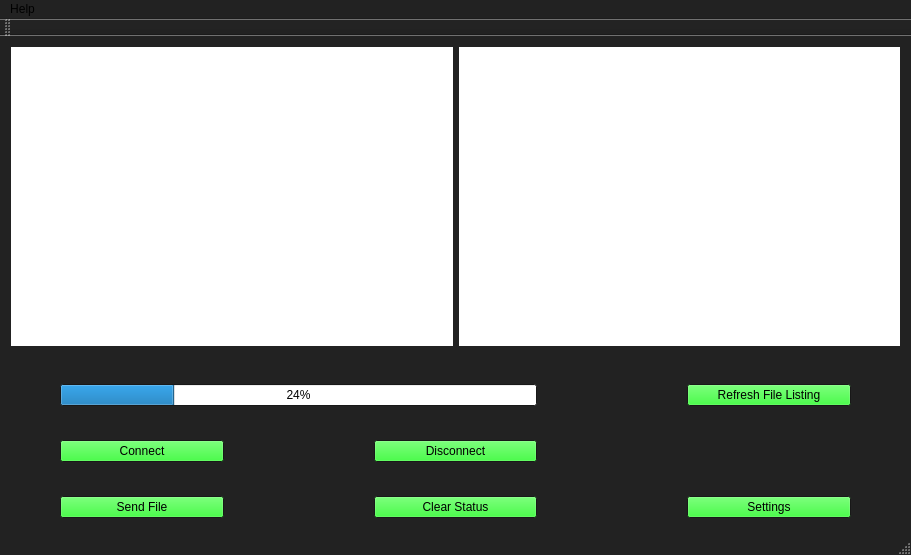
Old version of the form TCP Client 7005/Qt7005TCPClient/mainwindow.ui in the repository razc411/ridingthecode.
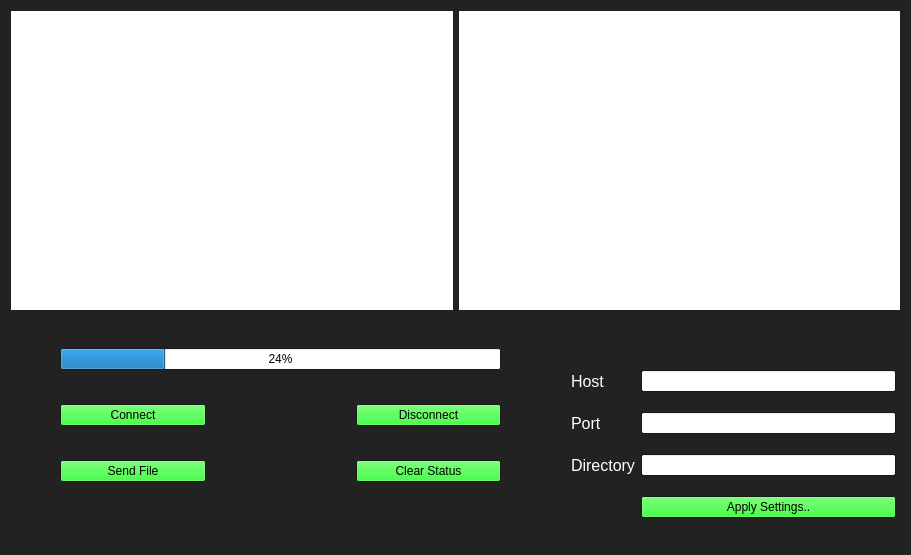
New version of the form. Icons and pictures are not drawn.

Diff of the .ui file:
```diff
--- a/TCP Client 7005/Qt7005TCPClient/mainwindow.ui
+++ b/TCP Client 7005/Qt7005TCPClient/mainwindow.ui
@@ -117,7 +117,7 @@
      <rect>
       <x>0</x>
       <y>320</y>
-      <width>911</width>
+      <width>561</width>
       <height>201</height>
      </rect>
     </property>
@@ -141,13 +141,6 @@
        </property>
       </widget>
      </item>
-     <item row="0" column="3">
-      <widget class="QPushButton" name="refreshlisting">
-       <property name="text">
-        <string>Refresh File Listing</string>
-       </property>
-      </widget>
-     </item>
      <item row="1" column="0">
       <widget class="QPushButton" name="connect">
        <property name="text">
@@ -162,27 +155,57 @@
        </property>
       </widget>
      </item>
+     <item row="4" column="0">
+      <widget class="QPushButton" name="sndfile">
+       <property name="text">
+        <string>Send File</string>
+       </property>
+      </widget>
+     </item>
      <item row="0" column="0" colspan="2">
       <widget class="QProgressBar" name="progressBar">
+       <property name="palette">
+        <palette>
+         <active>
+          <colorrole role="WindowText">
+           <brush brushstyle="SolidPattern">
+            <color alpha="255">
+             <red>255</red>
+             <green>255</green>
+             <blue>255</blue>
+            </color>
+           </brush>
+          </colorrole>
+         </active>
+         <inactive>
+          <colorrole role="WindowText">
+           <brush brushstyle="SolidPattern">
+            <color alpha="255">
+             <red>255</red>
+             <green>255</green>
+             <blue>255</blue>
+            </color>
+           </brush>
+          </colorrole>
+         </inactive>
+         <disabled>
+          <colorrole role="WindowText">
+           <brush brushstyle="SolidPattern">
+            <color alpha="255">
+             <red>122</red>
+             <green>122</green>
+             <blue>122</blue>
+            </color>
+           </brush>
+          </colorrole>
+         </disabled>
+        </palette>
+       </property>
        <property name="value">
         <number>24</number>
        </property>
       </widget>
      </item>
-     <item row="4" column="3">
-      <widget class="QPushButton" name="settings">
-       <property name="text">
-        <string>Settings</string>
-       </property>
-      </widget>
-     </item>
-     <item row="4" column="0">
-      <widget class="QPushButton" name="sndfile">
-       <property name="text">
-        <string>Send File</string>
-       </property>
-      </widget>
-     </item>
     </layout>
    </widget>
    <widget class="QWidget" name="horizontalLayoutWidget">
@@ -214,6 +237,271 @@
      </item>
     </layout>
    </widget>
+   <widget class="QWidget" name="formLayoutWidget">
+    <property name="geometry">
+     <rect>
+      <x>560</x>
+      <y>320</y>
+      <width>351</width>
+      <height>274</height>
+     </rect>
+    </property>
+    <layout class="QFormLayout" name="formLayout">
+     <property name="verticalSpacing">
+      <number>20</number>
+     </property>
+     <property name="topMargin">
+      <number>50</number>
+     </property>
+     <property name="rightMargin">
+      <number>15</number>
+     </property>
+     <item row="0" column="1">
+      <widget class="QLineEdit" name="hostEdit"/>
+     </item>
+     <item row="0" column="0">
+      <widget class="QLabel" name="label">
+       <property name="palette">
+        <palette>
+         <active>
+          <colorrole role="WindowText">
+           <brush brushstyle="SolidPattern">
+            <color alpha="255">
+             <red>255</red>
+             <green>255</green>
+             <blue>255</blue>
+            </color>
+           </brush>
+          </colorrole>
+         </active>
+         <inactive>
+          <colorrole role="WindowText">
+           <brush brushstyle="SolidPattern">
+            <color alpha="255">
+             <red>255</red>
+             <green>255</green>
+             <blue>255</blue>
+            </color>
+           </brush>
+          </colorrole>
+         </inactive>
+         <disabled>
+          <colorrole role="WindowText">
+           <brush brushstyle="SolidPattern">
+            <color alpha="255">
+             <red>122</red>
+             <green>122</green>
+             <blue>122</blue>
+            </color>
+           </brush>
+          </colorrole>
+         </disabled>
+        </palette>
+       </property>
+       <property name="font">
+        <font>
+         <pointsize>12</pointsize>
+        </font>
+       </property>
+       <property name="text">
+        <string>Host</string>
+       </property>
+      </widget>
+     </item>
+     <item row="2" column="1">
+      <widget class="QLineEdit" name="directoryEdit"/>
+     </item>
+     <item row="2" column="0">
+      <widget class="QLabel" name="label_2">
+       <property name="palette">
+        <palette>
+         <active>
+          <colorrole role="WindowText">
+           <brush brushstyle="SolidPattern">
+            <color alpha="255">
+             <red>255</red>
+             <green>255</green>
+             <blue>255</blue>
+            </color>
+           </brush>
+          </colorrole>
+         </active>
+         <inactive>
+          <colorrole role="WindowText">
+           <brush brushstyle="SolidPattern">
+            <color alpha="255">
+             <red>255</red>
+             <green>255</green>
+             <blue>255</blue>
+            </color>
+           </brush>
+          </colorrole>
+         </inactive>
+         <disabled>
+          <colorrole role="WindowText">
+           <brush brushstyle="SolidPattern">
+            <color alpha="255">
+             <red>122</red>
+             <green>122</green>
+             <blue>122</blue>
+            </color>
+           </brush>
+          </colorrole>
+         </disabled>
+        </palette>
+       </property>
+       <property name="font">
+        <font>
+         <pointsize>12</pointsize>
+        </font>
+       </property>
+       <property name="text">
+        <string>Directory</string>
+       </property>
+      </widget>
+     </item>
+     <item row="1" column="1">
+      <widget class="QLineEdit" name="portEdit"/>
+     </item>
+     <item row="1" column="0">
+      <widget class="QLabel" name="label_3">
+       <property name="palette">
+        <palette>
+         <active>
+          <colorrole role="WindowText">
+           <brush brushstyle="SolidPattern">
+            <color alpha="255">
+             <red>255</red>
+             <green>255</green>
+             <blue>255</blue>
+            </color>
+           </brush>
+          </colorrole>
+          <colorrole role="Text">
+           <brush brushstyle="SolidPattern">
+            <color alpha="255">
+             <red>255</red>
+             <green>255</green>
+             <blue>255</blue>
+            </color>
+           </brush>
+          </colorrole>
+          <colorrole role="ButtonText">
+           <brush brushstyle="SolidPattern">
+            <color alpha="255">
+             <red>255</red>
+             <green>255</green>
+             <blue>255</blue>
+            </color>
+           </brush>
+          </colorrole>
+          <colorrole role="ToolTipText">
+           <brush brushstyle="SolidPattern">
+            <color alpha="255">
+             <red>255</red>
+             <green>255</green>
+             <blue>255</blue>
+            </color>
+           </brush>
+          </colorrole>
+         </active>
+         <inactive>
+          <colorrole role="WindowText">
+           <brush brushstyle="SolidPattern">
+            <color alpha="255">
+             <red>255</red>
+             <green>255</green>
+             <blue>255</blue>
+            </color>
+           </brush>
+          </colorrole>
+          <colorrole role="Text">
+           <brush brushstyle="SolidPattern">
+            <color alpha="255">
+             <red>255</red>
+             <green>255</green>
+             <blue>255</blue>
+            </color>
+           </brush>
+          </colorrole>
+          <colorrole role="ButtonText">
+           <brush brushstyle="SolidPattern">
+            <color alpha="255">
+             <red>255</red>
+             <green>255</green>
+             <blue>255</blue>
+            </color>
+           </brush>
+          </colorrole>
+          <colorrole role="ToolTipText">
+           <brush brushstyle="SolidPattern">
+            <color alpha="255">
+             <red>255</red>
+             <green>255</green>
+             <blue>255</blue>
+            </color>
+           </brush>
+          </colorrole>
+         </inactive>
+         <disabled>
+          <colorrole role="WindowText">
+           <brush brushstyle="SolidPattern">
+            <color alpha="255">
+             <red>122</red>
+             <green>122</green>
+             <blue>122</blue>
+            </color>
+           </brush>
+          </colorrole>
+          <colorrole role="Text">
+           <brush brushstyle="SolidPattern">
+            <color alpha="255">
+             <red>122</red>
+             <green>122</green>
+             <blue>122</blue>
+            </color>
+           </brush>
+          </colorrole>
+          <colorrole role="ButtonText">
+           <brush brushstyle="SolidPattern">
+            <color alpha="255">
+             <red>122</red>
+             <green>122</green>
+             <blue>122</blue>
+            </color>
+           </brush>
+          </colorrole>
+          <colorrole role="ToolTipText">
+           <brush brushstyle="SolidPattern">
+            <color alpha="255">
+             <red>255</red>
+             <green>255</green>
+             <blue>255</blue>
+            </color>
+           </brush>
+          </colorrole>
+         </disabled>
+        </palette>
+       </property>
+       <property name="font">
+        <font>
+         <pointsize>12</pointsize>
+        </font>
+       </property>
+       <property name="text">
+        <string>Port</string>
+       </property>
+      </widget>
+     </item>
+     <item row="3" column="1">
+      <widget class="QPushButton" name="settings">
+       <property name="text">
+        <string>Apply Settings..</string>
+       </property>
+      </widget>
+     </item>
+    </layout>
+   </widget>
   </widget>
   <widget class="QMenuBar" name="menuBar">
    <property name="geometry">
@@ -224,22 +512,7 @@
      <height>19</height>
     </rect>
    </property>
-   <widget class="QMenu" name="menuAbout">
-    <property name="title">
-     <string>Help</string>
-    </property>
-   </widget>
-   <addaction name="menuAbout"/>
   </widget>
-  <widget class="QToolBar" name="mainToolBar">
-   <attribute name="toolBarArea">
-    <enum>TopToolBarArea</enum>
-   </attribute>
-   <attribute name="toolBarBreak">
-    <bool>false</bool>
-   </attribute>
-  </widget>
-  <widget class="QStatusBar" name="statusBar"/>
  </widget>
  <layoutdefault spacing="6" margin="11"/>
  <resources/>
```
